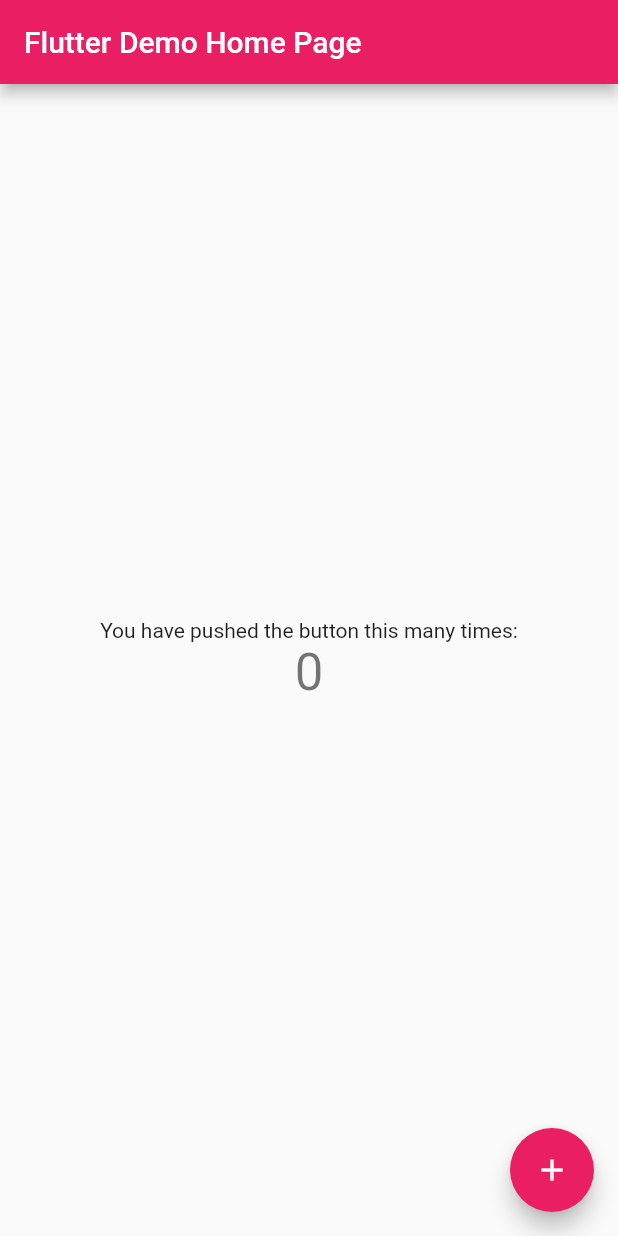
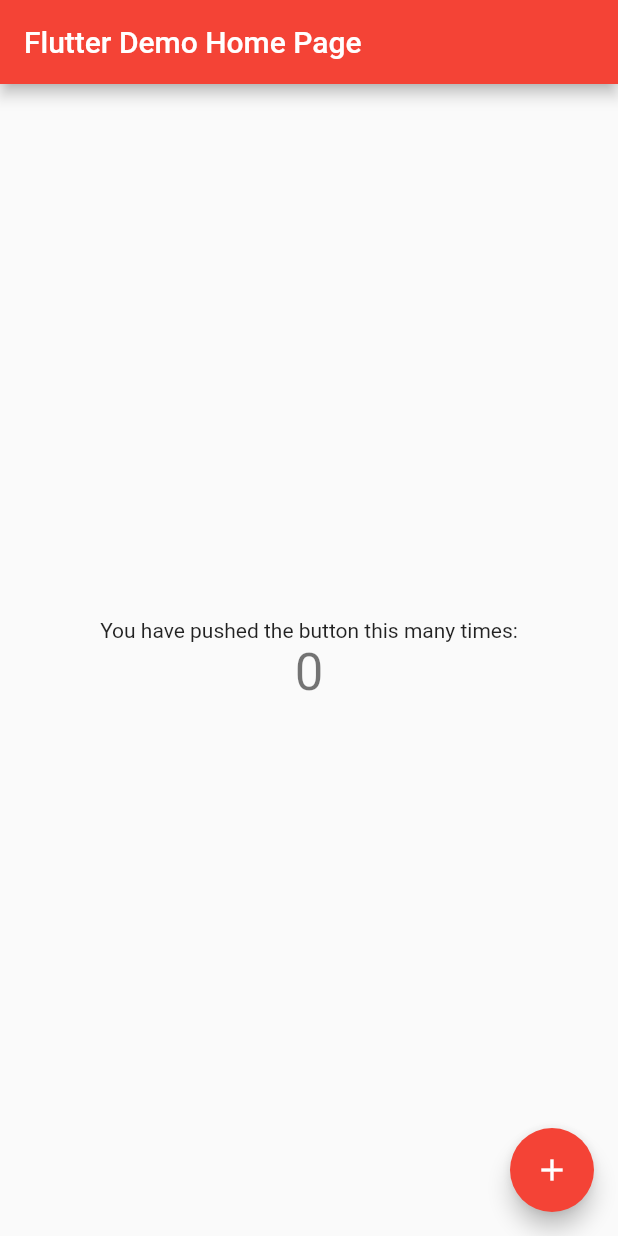
Before and after one commit to sebaskgt/proyecto-moviles, a Flutter app: the screen it shows after launch, on a phone screen of 412 x 824 dp. Run offline on Flutter 3.47's test engine with Material 2 defaults, Android fonts, the phone set to English and light mode, and no system bars.

Commit message:
prueba repo 1

```diff
--- a/app/lib/main.dart
+++ b/app/lib/main.dart
@@ -22,7 +22,7 @@ class MyApp extends StatelessWidget {
         // or simply save your changes to "hot reload" in a Flutter IDE).
         // Notice that the counter didn't reset back to zero; the application
         // is not restarted.
-        primarySwatch: Colors.pink,
+        primarySwatch: Colors.red,
       ),
       home: const MyHomePage(title: 'Flutter Demo Home Page'),
     );
```
